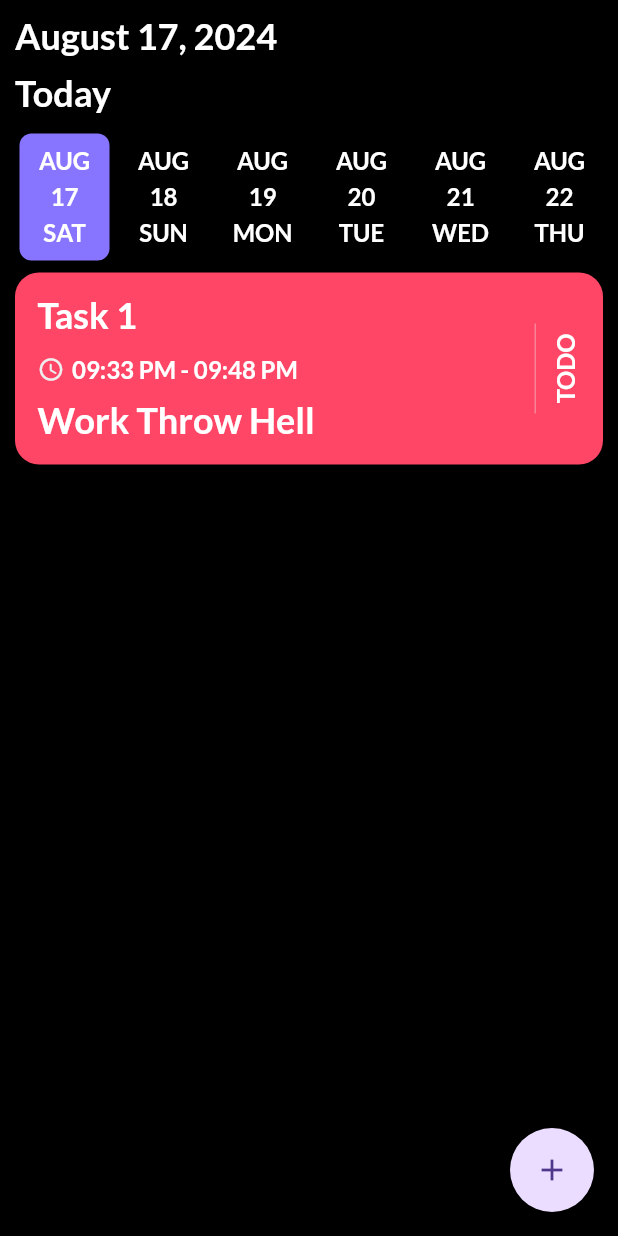
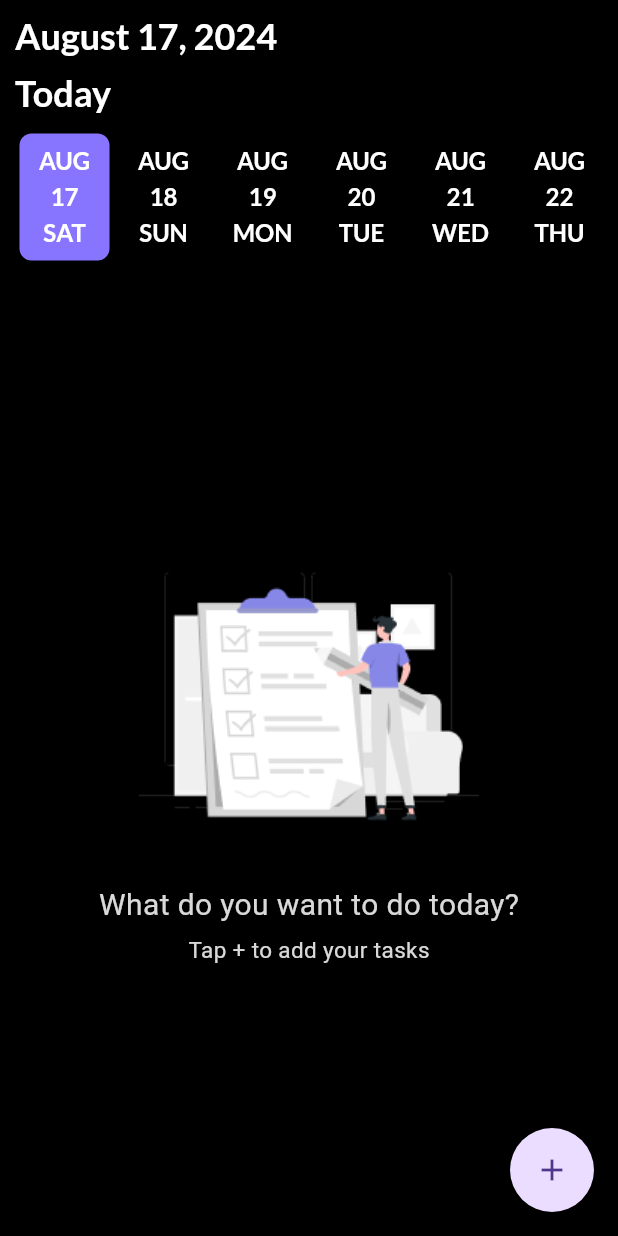
Before and after one commit to MohmaedSobhy/ToDoApp, a Flutter app: the screen it shows after launch, on a phone screen of 412 x 824 dp. Run offline on Flutter 3.47's test engine with Material 3 defaults, Android fonts, the phone set to English and light mode, and no system bars; drawn by our look-alikes of date_picker_timeline; our stand-ins replace bloc, flutter_bloc, google_fonts, sqflite; accounts and stored records are empty.

Commit message:
load all task in home screen

```diff
--- a/lib/Feature/home/presentation/screens/home_screen.dart
+++ b/lib/Feature/home/presentation/screens/home_screen.dart
@@ -1,6 +1,6 @@
 import 'package:flutter/material.dart';
 import 'package:to_do_app/Core/routes/app_route.dart';
-import 'package:to_do_app/Core/services/sqlite_services.dart';
+
 import 'package:to_do_app/Feature/home/presentation/views/home_body_view.dart';
 
 class HomeScreen extends StatelessWidget {
@@ -12,7 +12,7 @@ class HomeScreen extends StatelessWidget {
       body: const SafeArea(child: HomeBodyView()),
       floatingActionButton: FloatingActionButton(
         onPressed: () async {
-          //  Navigator.of(context).pushNamed(AppRoutes.addTask);
+          Navigator.of(context).pushNamed(AppRoutes.addTask);
         },
         shape: const CircleBorder(),
         child: const Icon(Icons.add),
--- a/lib/Feature/home/presentation/views/home_body_view.dart
+++ b/lib/Feature/home/presentation/views/home_body_view.dart
@@ -1,15 +1,19 @@
 import 'package:flutter/material.dart';
+import 'package:flutter_bloc/flutter_bloc.dart';
 import 'package:intl/intl.dart';
 import 'package:to_do_app/Core/utils/app_string.dart';
+import 'package:to_do_app/Feature/home/presentation/controller/task_cubit.dart';
 import 'package:to_do_app/Feature/home/presentation/views/date_picker_view.dart';
-import 'package:to_do_app/Feature/home/presentation/widgets/task_item_widget.dart';
+import 'package:to_do_app/Feature/home/presentation/views/view_task_.dart';
 
 class HomeBodyView extends StatelessWidget {
   const HomeBodyView({super.key});
 
   @override
   Widget build(BuildContext context) {
-    return Padding(
+    return BlocProvider.value(
+      value: TaskCubit.instances..loadAllTask(),
+      child: Padding(
         padding: const EdgeInsets.symmetric(horizontal: 10, vertical: 5),
         child: Column(
           crossAxisAlignment: CrossAxisAlignment.start,
@@ -33,8 +37,9 @@ class HomeBodyView extends StatelessWidget {
             ),
             const DatePickerView(),
             const SizedBox(height: 5),
-          const TaskItemWidget(),
+            const ViewTaskForToday(),
           ],
+        ),
       ),
     );
   }
--- /dev/null
+++ b/lib/Feature/home/presentation/views/view_task_.dart
@@ -0,0 +1,22 @@
+import 'package:flutter/material.dart';
+import 'package:flutter_bloc/flutter_bloc.dart';
+import 'package:to_do_app/Feature/home/presentation/controller/task_cubit.dart';
+import 'package:to_do_app/Feature/home/presentation/views/all_task_list_view.dart';
+import 'package:to_do_app/Feature/home/presentation/widgets/no_task_current_day_widget.dart';
+
+class ViewTaskForToday extends StatelessWidget {
+  const ViewTaskForToday({super.key});
+
+  @override
+  Widget build(BuildContext context) {
+    return BlocBuilder<TaskCubit, TaskState>(
+      builder: (context, state) {
+        if (TaskCubit.allTask.isNotEmpty) {
+          return const AllTaskListView();
+        }
+
+        return const NoTaskForCurrentDayWidget();
+      },
+    );
+  }
+}
--- a/lib/Feature/home/presentation/widgets/task_item_widget.dart
+++ b/lib/Feature/home/presentation/widgets/task_item_widget.dart
@@ -2,10 +2,12 @@ import 'package:flutter/material.dart';
 import 'package:google_fonts/google_fonts.dart';
 import 'package:to_do_app/Core/style/colors/app_color.dart';
 import 'package:to_do_app/Core/utils/app_string.dart';
+import 'package:to_do_app/Feature/home/data/model/task_model.dart';
 import 'package:to_do_app/Feature/home/presentation/views/bottom_sheet_view.dart';
 
 class TaskItemWidget extends StatelessWidget {
-  const TaskItemWidget({super.key});
+  final TaskModel task;
+  const TaskItemWidget({super.key, required this.task});
 
   @override
   Widget build(BuildContext context) {
@@ -30,7 +32,7 @@ class TaskItemWidget extends StatelessWidget {
                 crossAxisAlignment: CrossAxisAlignment.start,
                 children: [
                   Text(
-                    'Task 1',
+                    task.title,
                     style: Theme.of(context).textTheme.displayMedium,
                   ),
                   const SizedBox(
@@ -47,7 +49,7 @@ class TaskItemWidget extends StatelessWidget {
                         width: 5,
                       ),
                       Text(
-                        '09:33 PM - 09:48 PM',
+                        '${task.startTime} - ${task.endTime}',
                         style: Theme.of(context).textTheme.displaySmall,
                       ),
                     ],
@@ -56,7 +58,7 @@ class TaskItemWidget extends StatelessWidget {
                     height: 10,
                   ),
                   Text(
-                    'Work Throw Hell',
+                    task.note,
                     style: Theme.of(context).textTheme.displayMedium,
                   ),
                 ],
@@ -71,7 +73,7 @@ class TaskItemWidget extends StatelessWidget {
             RotatedBox(
               quarterTurns: 3,
               child: Text(
-                AppString.todo,
+                (task.state == 1) ? AppString.complete : AppString.todo,
                 style: GoogleFonts.lato(
                   textStyle: Theme.of(context).textTheme.displaySmall,
                 ),
--- a/lib/to_do_app.dart
+++ b/lib/to_do_app.dart
@@ -9,8 +9,8 @@ class ToDoApp extends StatelessWidget {
 
   @override
   Widget build(BuildContext context) {
-    return BlocProvider.value(
-      value: TaskCubit.instances,
+    return BlocProvider(
+      create: (context) => TaskCubit.instances,
       child: MaterialApp(
         theme: AppTheme.appTheme,
         initialRoute: AppRoutes.splashScreen,
```
Also changed, not shown: lib/Feature/home/presentation/controller/task_cubit.dart (+9 -11 lines), lib/Feature/home/presentation/views/add_task_body_view.dart (+7 -1 lines), lib/Feature/home/presentation/views/all_task_list_view.dart (added, +24 -0 lines). Lines whose indentation alone changed are shown as unchanged.
